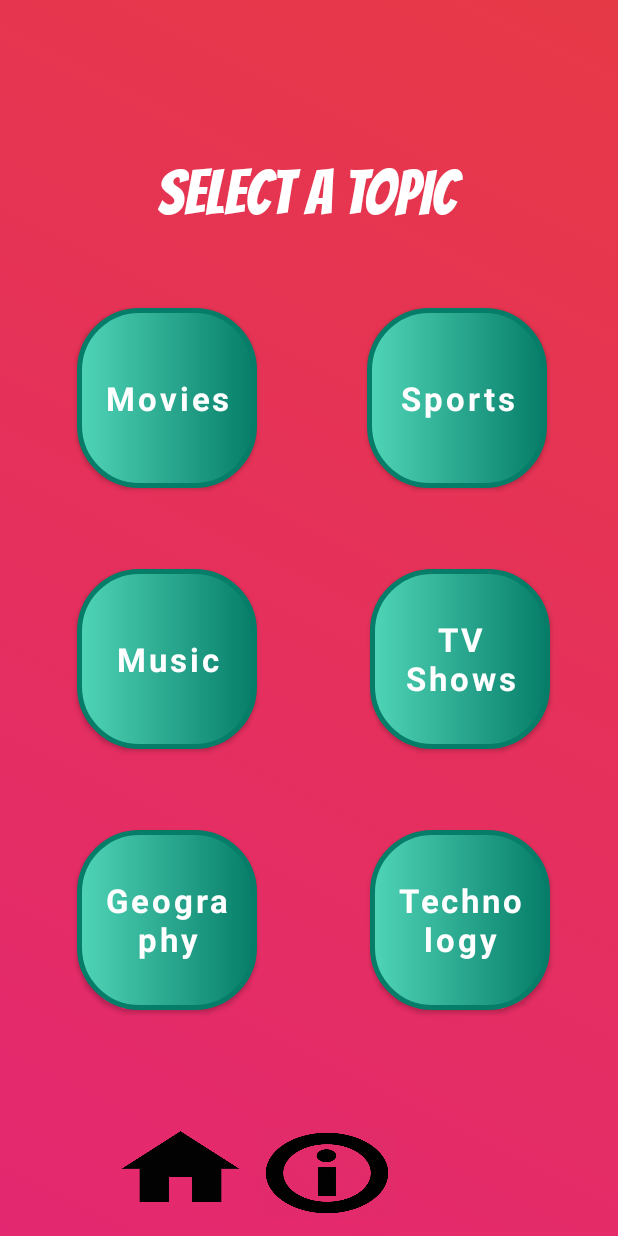
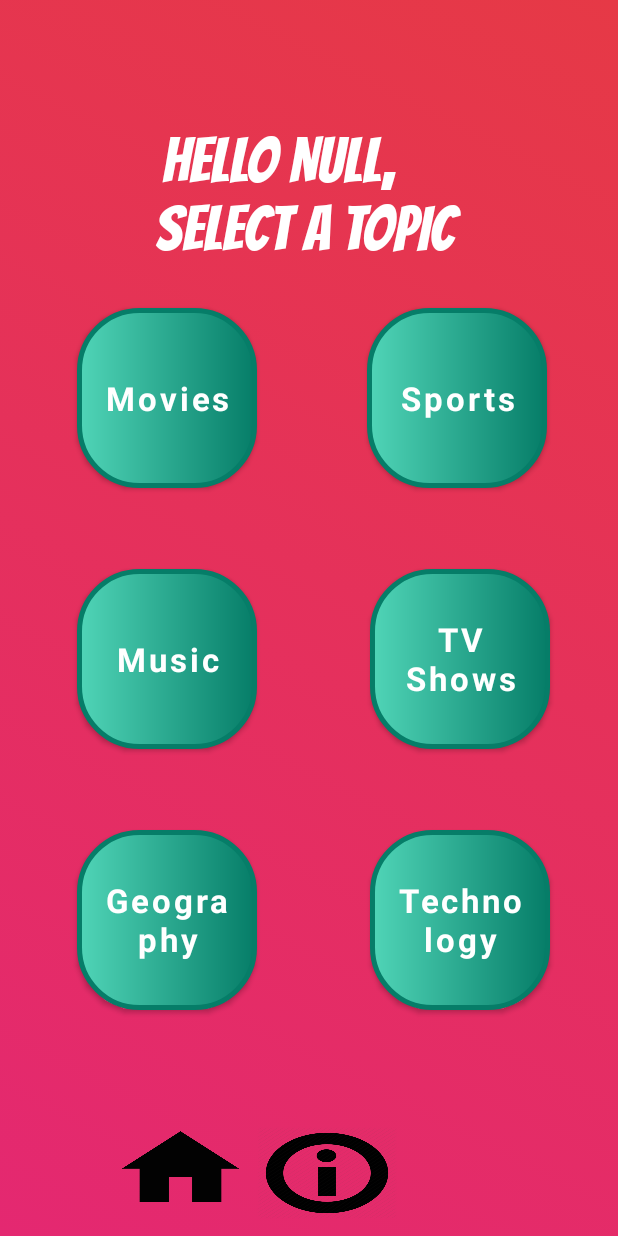
Before and after one commit to nteku/entertainment-trivia, an Android app: the MenuActivity screen opened directly, with no data from a screen before it, on a phone screen of 412 x 824 dp. Run offline under Robolectric (Android 15) with nearby library versions, the phone set to English and light mode, and no system bars; Roboto replaces fonts that are not available here.

Commit message:
Able to register a user to database

```diff
--- a/app/build.gradle
+++ b/app/build.gradle
@@ -43,6 +43,7 @@ dependencies {
     implementation 'androidx.annotation:annotation:1.2.0'
     implementation 'androidx.lifecycle:lifecycle-livedata-ktx:2.3.1'
     implementation 'androidx.lifecycle:lifecycle-viewmodel-ktx:2.3.1'
+    implementation 'com.google.firebase:firebase-auth:21.0.6'
     testImplementation 'junit:junit:4.13.2'
     androidTestImplementation 'androidx.test.ext:junit:1.1.3'
     androidTestImplementation 'androidx.test.espresso:espresso-core:3.4.0'
--- a/app/src/main/java/com/example/entertainment_trivia/MenuActivity.java
+++ b/app/src/main/java/com/example/entertainment_trivia/MenuActivity.java
@@ -9,6 +9,7 @@ import android.os.Bundle;
 import android.view.Window;
 import android.view.WindowManager;
 import android.widget.Button;
+import android.widget.TextView;
 
 public class MenuActivity extends AppCompatActivity {
 
@@ -18,6 +19,7 @@ public class MenuActivity extends AppCompatActivity {
     private Button tvButton;
     private Button geographyButton;
     private Button techButton;
+    private TextView name;
 
     @Override
     protected void onCreate(Bundle savedInstanceState) {
@@ -26,6 +28,12 @@ public class MenuActivity extends AppCompatActivity {
         this.getWindow().setFlags(WindowManager.LayoutParams.FLAG_FULLSCREEN,WindowManager.LayoutParams.FLAG_FULLSCREEN);
         getSupportActionBar().hide();
         setContentView(R.layout.activity_menu);
+        name = findViewById(R.id.name);
+        Intent intent = getIntent();
+
+        final String userName = intent.getStringExtra("name");
+
+        name.setText(" Hello " + userName + ",");
         animationBackground();
 
         movieButton = findViewById(R.id.movieButton);
--- a/app/src/main/res/layout/activity_login.xml
+++ b/app/src/main/res/layout/activity_login.xml
@@ -82,7 +82,7 @@
         app:layout_constraintVertical_bias="0.099" />
 
     <Button
-        android:id="@+id/button"
+        android:id="@+id/signUp"
         android:layout_width="wrap_content"
         android:layout_height="wrap_content"
         app:backgroundTint="@null"
--- a/app/src/main/res/layout/activity_menu.xml
+++ b/app/src/main/res/layout/activity_menu.xml
@@ -145,10 +145,10 @@
         android:textSize="41sp"
         app:layout_constraintBottom_toBottomOf="parent"
         app:layout_constraintEnd_toEndOf="parent"
-        app:layout_constraintHorizontal_bias="0.55"
+        app:layout_constraintHorizontal_bias="0.544"
         app:layout_constraintStart_toStartOf="parent"
         app:layout_constraintTop_toTopOf="parent"
-        app:layout_constraintVertical_bias="0.113" />
+        app:layout_constraintVertical_bias="0.145" />
 
     <Button
         android:id="@+id/infoButton"
@@ -177,4 +177,20 @@
         app:layout_constraintTop_toTopOf="parent"
         app:layout_constraintVertical_bias="0.976" />
 
+    <TextView
+        android:id="@+id/name"
+        android:layout_width="222dp"
+        android:layout_height="70dp"
+        android:text=""
+        android:textAllCaps="true"
+        android:textColor="@color/white"
+        android:textSize="41sp"
+        android:fontFamily="@font/bangers"
+        app:layout_constraintBottom_toBottomOf="parent"
+        app:layout_constraintEnd_toEndOf="parent"
+        app:layout_constraintHorizontal_bias="0.526"
+        app:layout_constraintStart_toStartOf="parent"
+        app:layout_constraintTop_toTopOf="parent"
+        app:layout_constraintVertical_bias="0.085" />
+
 </androidx.constraintlayout.widget.ConstraintLayout>
--- a/build.gradle
+++ b/build.gradle
@@ -2,7 +2,7 @@
 buildscript {
     dependencies {
         // Add our classpath
-        classpath 'com.google.gms:google-services:4.3.10'
+        classpath 'com.google.gms:google-services:4.3.12'
         // Add More
     }
 }
```
Also changed, not shown: app/src/main/java/com/example/entertainment_trivia/LoginActivity.java (+41 -1 lines).
